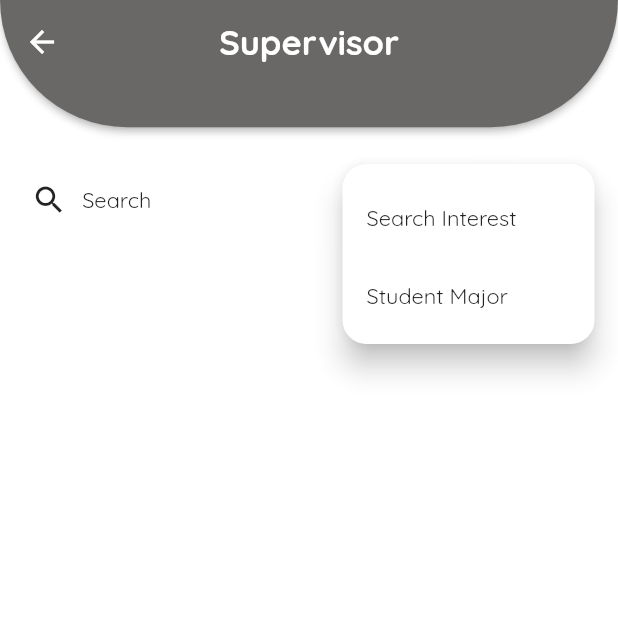
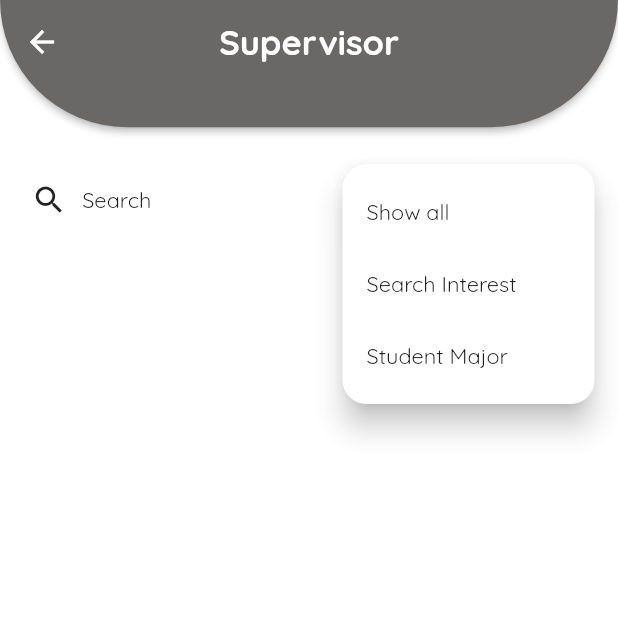
Before and after one commit to AlaaKhaledAhmed/GPLibaryProject, a Flutter app: the StudentSupervisor screen opened directly, after a tap on an icon or button, on a phone screen of 412 x 824 dp, the top half of it. Run offline on Flutter 3.47's test engine with Material 2 defaults, Android fonts, the phone set to English and light mode, and no system bars; our stand-ins replace cloud_firestore, dropdown_button2, easy_localization, email_validator, firebase_auth, firebase_core and 7 more; missing offline and left inert: floating_bottom_bar; accounts and stored records are empty.

Commit message:
library_project

```diff
--- a/assets/translations/ar.json
+++ b/assets/translations/ar.json
@@ -61,5 +61,6 @@
 
   "sendRequest": "ارسال طلب",
   "sendRequestTo": "ارسال طلب الى",
-  "canNotSend": "لقد قمت بارسال طلب مسبقا لهذا المشرف"
+  "canNotSend": "لقد قمت بارسال طلب مسبقا لهذا المشرف",
+  "all": "عرض الكل"
 }
--- a/assets/translations/en.json
+++ b/assets/translations/en.json
@@ -60,6 +60,7 @@
 
   "sendRequest": "Send request",
   "sendRequestTo": "Send request to",
-  "canNotSend": "You have already sent a request to this supervisor"
+  "canNotSend": "You have already sent a request to this supervisor",
+  "all": "Show all"
 
 }
--- a/lib/Screens/Student/Supervisor/StudentSupervisor.dart
+++ b/lib/Screens/Student/Supervisor/StudentSupervisor.dart
@@ -332,15 +332,25 @@ class _StudentSupervisorState extends State<StudentSupervisor> {
         child: Center(
           child: AppPopUpMen(
             menuList: [
+              ///show all
               PopupMenuItem(
-                child: ListTile(
-                  title: AppText(
-                    text: LocaleKeys.searchInterestTx.tr(),
-                    fontSize: AppSize.subTextSize,
-                  ),
+                onTap: ()=>print('all'),
+                child: AppText(
+                  text: LocaleKeys.all.tr(),
+                  fontSize: AppSize.subTextSize,
                 ),
               ),
+              ///filter by searchInterest
               PopupMenuItem(
+                onTap: ()=>print('searchInterest'),
+                child: AppText(
+                  text: LocaleKeys.searchInterestTx.tr(),
+                  fontSize: AppSize.subTextSize,
+                ),
+              ),
+              ///filter by major
+              PopupMenuItem(
+                onTap: ()=>print('majorTx'),
                 child: AppText(
                   text: LocaleKeys.majorTx.tr(),
                   fontSize: AppSize.subTextSize,
```
Also changed, not shown: lib/translations/codegen_loader.g.dart, lib/translations/locale_keys.g.dart.
